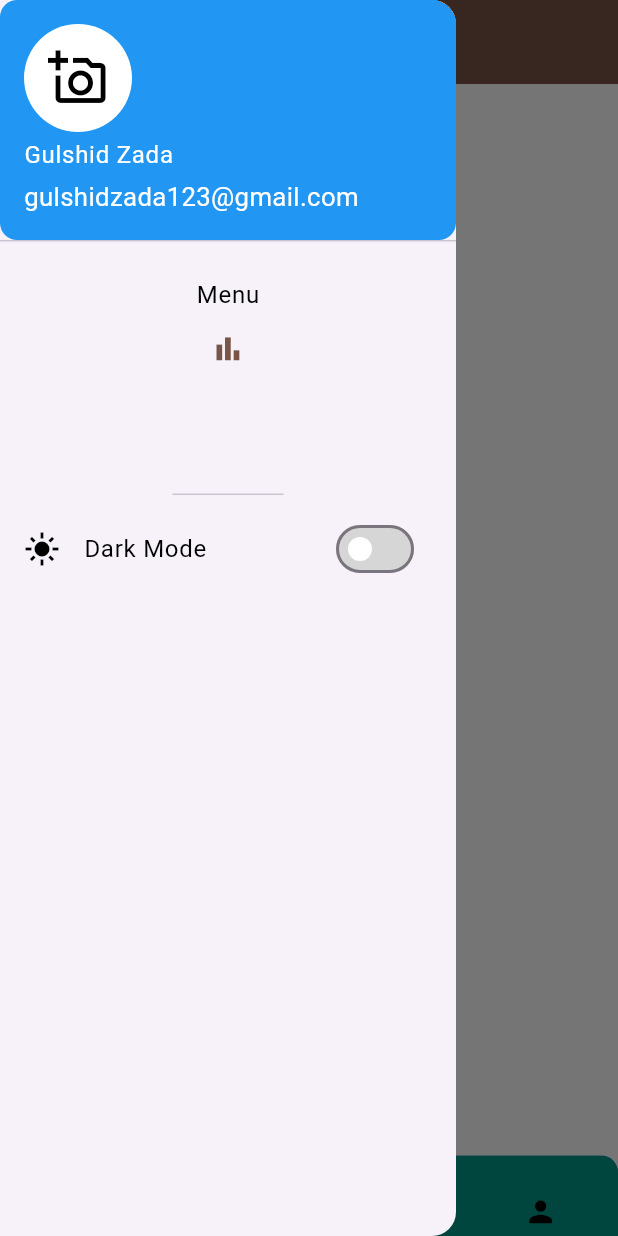
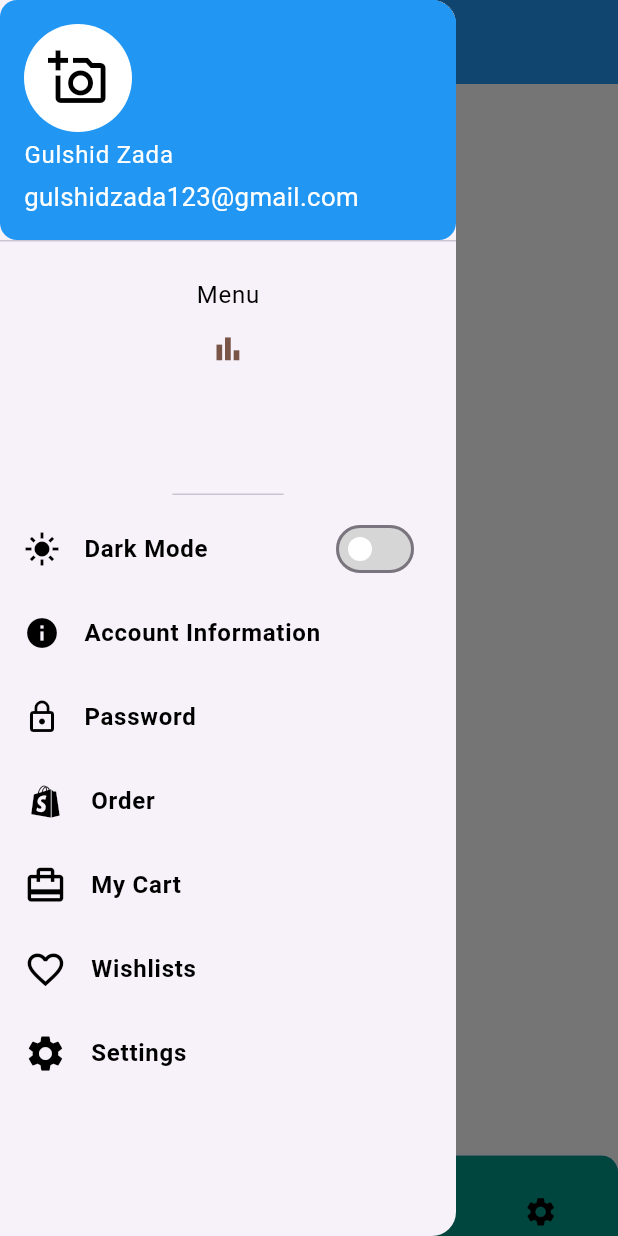
Before and after one commit to Gulshid/E_Commerce-App, a Flutter app: the screen it shows after launch, item 2 of the bottom bar chosen, with the side drawer open, on a phone screen of 412 x 824 dp. Run offline on Flutter 3.47's test engine with Material 3 defaults, Android fonts, the phone set to English and light mode, and no system bars; drawn by our look-alikes of curved_navigation_bar; our stand-ins replace flutter_screenutil, flutter_spinkit, google_fonts, image_picker; Roboto replaces fonts that are missing (Agbalumo).

Commit message:
hello World

```diff
--- a/e_commerce_app/lib/main.dart
+++ b/e_commerce_app/lib/main.dart
@@ -10,8 +10,6 @@ void main() {
 
   runApp(const MyApp());
 }
-
-
 
 class MyApp extends StatelessWidget {
   const MyApp({super.key});
@@ -32,7 +30,8 @@ class MyApp extends StatelessWidget {
               return MaterialApp(
                 debugShowCheckedModeBanner: false,
                 title: 'ECommerce App',
-                themeMode:pro.themeMode,
+                themeMode: pro.themeMode,
+
                 // theme: ThemeData(
                 //   applyElevationOverlayColor: true,
                 //   brightness: Brightness.light,
@@ -44,7 +43,6 @@ class MyApp extends StatelessWidget {
                 //   ),
 
                 // ),
-
                 theme: pro.lightTheme,
                 darkTheme: pro.darkTheme,
                 // home: ToggleSwitch(),
--- a/e_commerce_app/lib/view_/p3.dart
+++ b/e_commerce_app/lib/view_/Cart.dart
@@ -1,8 +1,8 @@
 import 'package:flutter/material.dart';
 import 'package:flutter_screenutil/flutter_screenutil.dart';
 
-class p3 extends StatelessWidget {
-  const p3({super.key});
+class Cart extends StatelessWidget {
+  const Cart({super.key});
 
   @override
   Widget build(BuildContext context) {
--- a/e_commerce_app/lib/view_/Drawer_menu.dart
+++ b/e_commerce_app/lib/view_/Drawer_menu.dart
@@ -64,8 +64,8 @@ class DrawerMenu extends StatelessWidget {
             ),
 
             ListTile(
-              leading: Icon(Icons.light_mode_sharp, color: Colors.black),
-              title: Text('Dark Mode', style: TextStyle(color: Colors.black)),
+              leading: Icon(Icons.light_mode_sharp, color: pro.isDarkMode? Colors.white: Colors.black),
+              title: Text('Dark Mode', style: TextStyle(color: pro.isDarkMode? Colors.white: Colors.black, fontWeight: FontWeight.bold)),
               trailing: Switch(
                 activeColor: Colors.white,
                 inactiveTrackColor: const Color.fromARGB(255, 215, 214, 214),
@@ -77,6 +77,48 @@ class DrawerMenu extends StatelessWidget {
                 },
               ),
             ),
+
+
+            ListTile(
+              title: Text('Account Information', style: TextStyle(color: pro.isDarkMode? Colors.white: Colors.black,  fontWeight: FontWeight.bold),),
+              leading: Icon(Icons.info, color: pro.isDarkMode? Colors.white: Colors.black,),
+
+            ),
+
+
+            ListTile(
+              title: Text('Password', style: TextStyle(color: pro.isDarkMode? Colors.white: Colors.black,  fontWeight: FontWeight.bold),),
+              leading: Icon(Icons.lock_outline, color: pro.isDarkMode? Colors.white: Colors.black,),
+
+            ),
+
+            ListTile(
+              title: Text('Order', style: TextStyle(color: pro.isDarkMode? Colors.white: Colors.black,  fontWeight: FontWeight.bold),),
+              leading: Icon(Icons.shopify_sharp,size: 25.sp, color: pro.isDarkMode? Colors.white: Colors.black,),
+
+            ),
+
+            ListTile(
+              title: Text('My Cart', style: TextStyle(color: pro.isDarkMode? Colors.white: Colors.black,  fontWeight: FontWeight.bold),),
+              leading: Icon(Icons.card_travel,size: 25.sp, color: pro.isDarkMode? Colors.white: Colors.black,),
+
+            ),
+
+            ListTile(
+              title: Text('Wishlists', style: TextStyle(color: pro.isDarkMode? Colors.white: Colors.black,  fontWeight: FontWeight.bold),),
+              leading: Icon(Icons.favorite_border_sharp,size: 25.sp, color: pro.isDarkMode? Colors.white: Colors.black,),
+
+            ),
+
+            ListTile(
+              title: Text('Settings', style: TextStyle(color: pro.isDarkMode? Colors.white: Colors.black,  fontWeight: FontWeight.bold),),
+              leading: Icon(Icons.settings,size: 25.sp, color: pro.isDarkMode? Colors.white: Colors.black,),
+
+            ),
+
+
+
+
           ],
         ));
 
--- a/e_commerce_app/lib/view_/bottom_bar.dart
+++ b/e_commerce_app/lib/view_/bottom_bar.dart
@@ -5,20 +5,14 @@ import 'package:flutter_screenutil/flutter_screenutil.dart';
 import 'package:provider/provider.dart';
 
 class BottomBar extends StatelessWidget {
-  const BottomBar({super.key, required this .pro});
-
+  const BottomBar({super.key, required this.pro});
 
   final EProvider pro;
 
   @override
   Widget build(BuildContext context) {
     final pro = Provider.of<EProvider>(context);
-    return Scaffold(
-
-    appBar: AppBar(
-      backgroundColor: Colors.brown,
-    ),
-      bottomNavigationBar: ClipRRect(
+    return ClipRRect(
       borderRadius: BorderRadius.only(
         topLeft: Radius.circular(10.r),
         topRight: Radius.circular(10.r),
@@ -35,11 +29,10 @@ class BottomBar extends StatelessWidget {
         },
         items: [
           Icon(Icons.home, color: Colors.black, size: 20.sp),
-            Icon(Icons.search, color: Colors.black, size: 20.sp),
-            Icon(Icons.favorite, color: Colors.black, size: 20.sp),
-            Icon(Icons.person, color: Colors.black, size: 20.sp),
+          Icon(Icons.favorite_border_outlined, color: Colors.black, size: 20.sp),
+          Icon(Icons.card_travel, color: Colors.black, size: 20.sp),
+          Icon(Icons.settings, color: Colors.black, size: 20.sp),
         ],
-        ),
       ),
     );
   }
--- a/e_commerce_app/lib/view_/home_view.dart
+++ b/e_commerce_app/lib/view_/home_view.dart
@@ -2,10 +2,10 @@
 import 'package:e_commerce_app/view_/Drawer_menu.dart';
 import 'package:e_commerce_app/view_/bottom_bar.dart';
 // import 'package:e_commerce_app/view_/bottom_bar.dart';
-import 'package:e_commerce_app/view_/p1.dart';
-import 'package:e_commerce_app/view_/p2.dart';
-import 'package:e_commerce_app/view_/p3.dart';
-import 'package:e_commerce_app/view_/p4.dart';
+import 'package:e_commerce_app/view_/home.dart';
+import 'package:e_commerce_app/view_/whishlists.dart';
+import 'package:e_commerce_app/view_/Cart.dart';
+import 'package:e_commerce_app/view_/setting.dart';
 import 'package:e_commerce_app/view_Model/E_Provider.dart';
 import 'package:flutter/material.dart';
 // import 'package:flutter_screenutil/flutter_screenutil.dart';
@@ -20,17 +20,20 @@ class HomeView extends StatefulWidget {
 
 class _HomeViewState extends State<HomeView> {
   List _pages = [
-    p1(),
-    p2(),
-    p3(),
-    p4(),
+    Home(),
+    Whishlists(),
+    Cart(),
+    Setting()
   ];
   @override
   Widget build(BuildContext context) {
     final pro = Provider.of<EProvider>(context);
     return Scaffold(
       backgroundColor: pro.isDarkMode ? Colors.black : Colors.white,
-      // appBar: AppBar(),
+      appBar: AppBar(
+        backgroundColor: Colors.blue,
+        automaticallyImplyLeading: true,
+      ),
       drawer: DrawerMenu(),
 
 
--- a/e_commerce_app/lib/view_/p4.dart
+++ b/e_commerce_app/lib/view_/setting.dart
@@ -1,8 +1,8 @@
 import 'package:flutter/material.dart';
 import 'package:flutter_screenutil/flutter_screenutil.dart';
 
-class p4 extends StatelessWidget {
-  const p4({super.key});
+class Setting extends StatelessWidget {
+  const Setting({super.key});
 
   @override
   Widget build(BuildContext context) {
--- a/e_commerce_app/lib/view_/p2.dart
+++ b/e_commerce_app/lib/view_/whishlists.dart
@@ -1,8 +1,8 @@
 import 'package:flutter/material.dart';
 import 'package:flutter_screenutil/flutter_screenutil.dart';
 
-class p2 extends StatelessWidget {
-  const p2({super.key});
+class Whishlists extends StatelessWidget {
+  const Whishlists({super.key});
 
   @override
   Widget build(BuildContext context) {
--- a/e_commerce_app/pubspec.yaml
+++ b/e_commerce_app/pubspec.yaml
@@ -54,6 +54,10 @@ dependencies:
   image_picker: ^1.0.7
   #curved navigation bar
   curved_navigation_bar: ^1.0.6
+  flutter_svg: ^2.0.7
+  cached_network_image: ^3.3.0
+  intl: ^0.18.1
+  equatable: ^2.0.5
 
 
 dev_dependencies:
```
Also changed, not shown: e_commerce_app/lib/view_/home.dart (added, +132 -0 lines), e_commerce_app/lib/view_/p1.dart (deleted, +0 -11 lines), e_commerce_app/pubspec.lock. Lines whose indentation alone changed are shown as unchanged.
